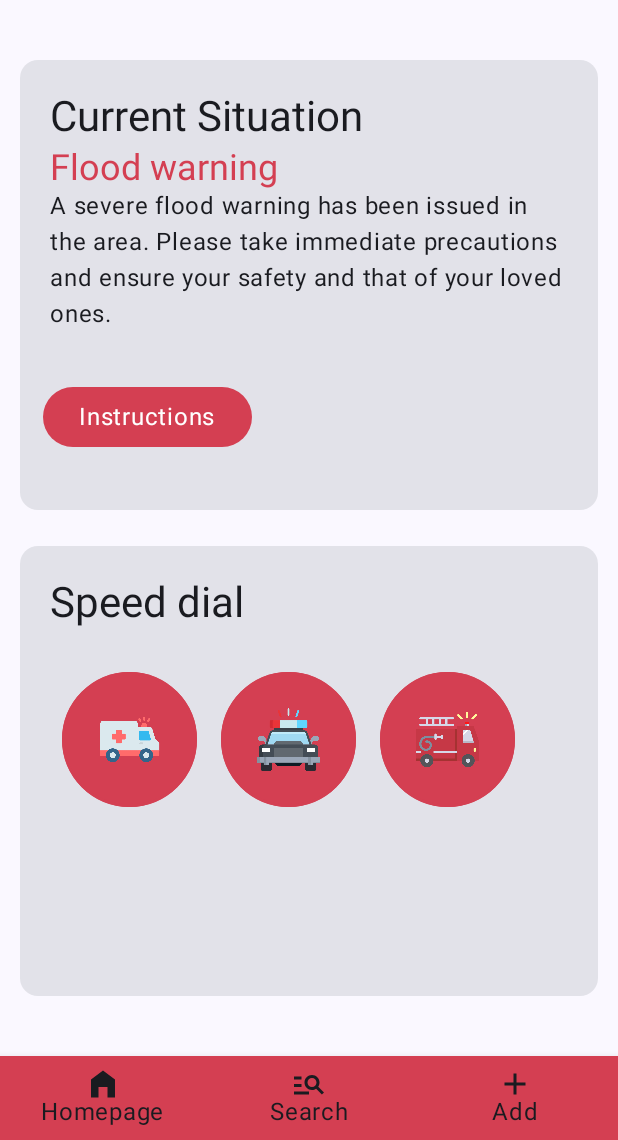
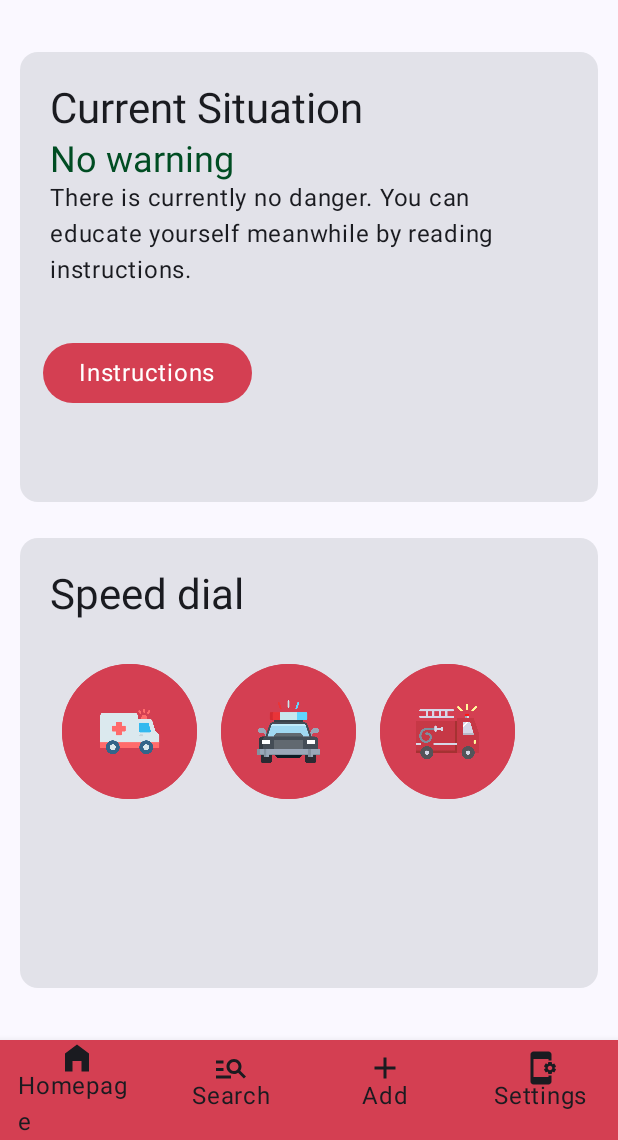
Before and after one commit to mgyanku/emergency-exit-app, an Android app built with Jetpack Compose: the screen it shows after launch (MainActivity), on a phone screen of 412 x 824 dp, the part 96-1236 px from its top. Run offline under Robolectric (Android 15) with nearby library versions, the phone set to English and light mode, and no system bars; our stand-ins replace Room's generated code.

```diff
--- a/app/src/main/java/nl/hva/emergencyexitapp/MainActivity.kt
+++ b/app/src/main/java/nl/hva/emergencyexitapp/MainActivity.kt
@@ -36,6 +36,7 @@ import nl.hva.emergencyexitapp.ui.theme.screens.AppScreens
 import nl.hva.emergencyexitapp.ui.theme.screens.HomeScreen
 import nl.hva.emergencyexitapp.ui.theme.screens.InstructionScreen
 import nl.hva.emergencyexitapp.ui.theme.screens.SearchScreen
+import nl.hva.emergencyexitapp.ui.theme.screens.SettingsScreen
 import nl.hva.emergencyexitapp.ui.theme.white
 import nl.hva.emergencyexitapp.viewmodel.SituationViewModel
 
@@ -110,7 +111,7 @@ private fun AppNavHost(navController: NavHostController, modifier: Modifier) {
         composable(route = "${AppScreens.InstructionScreen.route}/{situationId}") { backStackEntry ->
             val situation = backStackEntry.arguments?.getString("situationId")
             if (situation != null) {
-                InstructionScreen(navController, viewModel, situation.toInt()-1)
+                InstructionScreen(navController, viewModel, situation.toInt())
             } else {
                 // Screen will catch this error
                 InstructionScreen(navController, viewModel, -1)
@@ -118,6 +119,9 @@ private fun AppNavHost(navController: NavHostController, modifier: Modifier) {
         }
         composable(route = AppScreens.AddScreen.route) {
             AddScreen(navController, viewModel)
+        }
+        composable(route = AppScreens.SettingsScreen.route) {
+            SettingsScreen(navController, viewModel)
         }
     }
 }
@@ -127,7 +131,8 @@ fun BottomNav(navController: NavHostController) {
     val items = listOf(
         AppScreens.HomeScreen,
         AppScreens.SearchScreen,
-        AppScreens.AddScreen)
+        AppScreens.AddScreen,
+        AppScreens.SettingsScreen)
     BottomNavigation(
         modifier = Modifier,
         backgroundColor = coralPink
--- a/app/src/main/java/nl/hva/emergencyexitapp/ui/theme/Color.kt
+++ b/app/src/main/java/nl/hva/emergencyexitapp/ui/theme/Color.kt
@@ -7,6 +7,7 @@ val coralPink = Color(0xFFD43F52)
 val babyPink = Color(0xFFF09DB6)
 val white = Color(0xFFFFFFF8)
 val black =  Color(0xFF2D2D2D)
+val green = Color(0xFF004D23)
 
 
 // dark mode
--- a/app/src/main/java/nl/hva/emergencyexitapp/ui/theme/screens/AppScreens.kt
+++ b/app/src/main/java/nl/hva/emergencyexitapp/ui/theme/screens/AppScreens.kt
@@ -12,4 +12,6 @@ sealed class AppScreens (
     object SearchScreen: AppScreens("search_screen", R.string.search , R.drawable.search)
     object InstructionScreen: AppScreens("instruction_screen", R.string.search , R.drawable.instruction)
     object AddScreen: AppScreens("add_screen", R.string.add , R.drawable.add)
+    object SettingsScreen: AppScreens("settings_screen", R.string.settings , R.drawable.settings)
+
 }
--- a/app/src/main/java/nl/hva/emergencyexitapp/ui/theme/screens/HomeScreen.kt
+++ b/app/src/main/java/nl/hva/emergencyexitapp/ui/theme/screens/HomeScreen.kt
@@ -36,6 +36,7 @@ import androidx.compose.ui.unit.sp
 import androidx.navigation.NavHostController
 import nl.hva.emergencyexitapp.R
 import nl.hva.emergencyexitapp.ui.theme.coralPink
+import nl.hva.emergencyexitapp.ui.theme.green
 
 
 @Composable
@@ -64,7 +65,7 @@ fun HomeScreen(navHostController: NavHostController) {
                 Text(
                     text = stringResource(id = R.string.situation_widget_status),
                     style = MaterialTheme.typography.headlineSmall,
-                    color = coralPink
+                    color = green
                 )
                 Text(
                     text = stringResource(id = R.string.situation_widget_summary),
@@ -74,7 +75,7 @@ fun HomeScreen(navHostController: NavHostController) {
             Row(modifier = Modifier.padding(10.dp)) {
                 Button(
                     onClick = {
-                        navHostController.navigate("${AppScreens.InstructionScreen.route}/4")
+                        navHostController.navigate(AppScreens.SearchScreen.route)
                     },
                     colors = ButtonDefaults.buttonColors(
                         containerColor = coralPink
--- a/app/src/main/res/values/strings.xml
+++ b/app/src/main/res/values/strings.xml
@@ -3,11 +3,12 @@
     <string name="home">Homepage</string>
     <string name="search">Search</string>
     <string name="add">Add</string>
+    <string name="settings">Settings</string>
 
     <string name="situation_widget_title">Current Situation</string>
-    <string name="situation_widget_status">Flood warning</string>
-    <string name="situation_widget_summary">A severe flood warning has been issued in the area.
-        Please take immediate precautions and ensure your safety and that of your loved ones.</string>
+    <string name="situation_widget_status">No warning</string>
+    <string name="situation_widget_summary">There is currently no danger. You can educate yourself
+        meanwhile by reading instructions.</string>
     <string name="situation_widget_button_instructions">Instructions</string>
     <string name="situation_widget_button_help">/?</string>
     <string name="speed_dial_widget_title">Speed dial</string>
@@ -21,4 +22,5 @@
     <string name="empty_title">You must fill in a situation title in.</string>
     <string name="empty_instruction">Fill in a situation instruction.</string>
 
+    <string name="settings_summary">On this page you can insert or delete all the dummy data.</string>
 </resources>
```
Also changed, not shown: app/src/main/java/nl/hva/emergencyexitapp/ui/theme/screens/SettingsScreen.kt (+82 -0 lines), app/src/main/java/nl/hva/emergencyexitapp/viewmodel/SituationViewModel.kt (+11 -0 lines).
